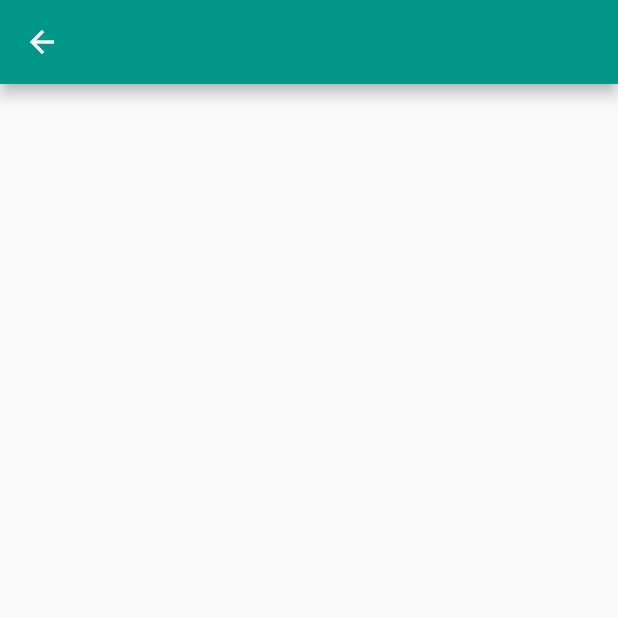
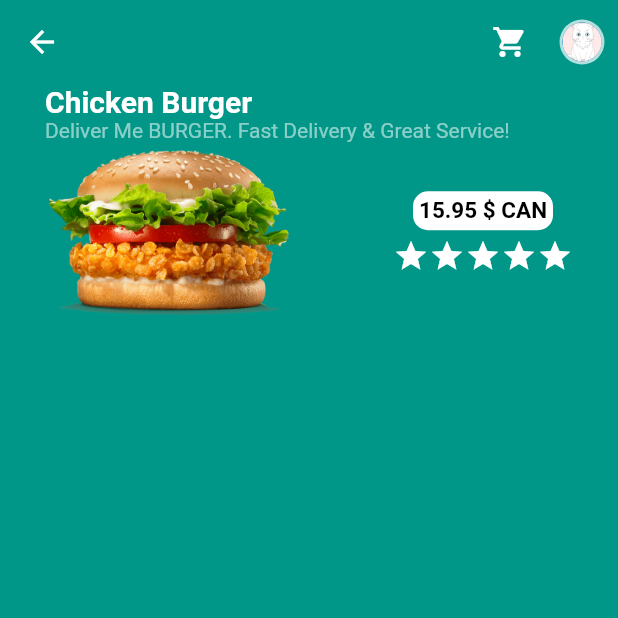
Before and after one commit to irfan87/burger_app_flutter, a Flutter app: the BurgerPage screen opened by its route, on a phone screen of 412 x 824 dp, the top half of it. Run offline on Flutter 3.47's test engine with Material 2 defaults, Android fonts, the phone set to English and light mode, and no system bars.

Commit message:
appbar the second page which is burger's detail

```diff
--- a/lib/burger_page.dart
+++ b/lib/burger_page.dart
@@ -8,10 +8,126 @@ class BurgerPage extends StatefulWidget {
 }
 
 class _BurgerPageState extends State<BurgerPage> {
+  Widget chickenBurgerImage = Container(
+    height: 110.0,
+    child: Image.asset("images/chicken_burger.png"),
+  );
+
+  Widget baconCheeseBurgerImage = Container(
+    height: 160.0,
+    child: Image.asset("images/bacon_cheeseburger.png"),
+  );
+
   @override
   Widget build(BuildContext context) {
     return Scaffold(
-      appBar: AppBar(),
+      appBar: AppBar(
+        elevation: 0,
+        actions: [
+          IconButton(
+            onPressed: () {},
+            icon: Icon(
+              Icons.shopping_cart,
+            ),
+          ),
+          IconButton(
+            onPressed: () {},
+            icon: CircleAvatar(
+              backgroundColor: Colors.white70,
+              radius: 15.0,
+              child: CircleAvatar(
+                backgroundImage: AssetImage("images/white_cat.png"),
+                radius: 13.0,
+              ),
+            ),
+          ),
+        ],
+      ),
+      body: Column(
+        crossAxisAlignment: CrossAxisAlignment.start,
+        children: [
+          Container(
+            padding: EdgeInsets.symmetric(
+              horizontal: 30.0,
+            ),
+            child: Column(
+              crossAxisAlignment: CrossAxisAlignment.start,
+              children: [
+                Text(
+                  "Chicken Burger",
+                  style: TextStyle(
+                    fontWeight: FontWeight.bold,
+                    fontSize: 20.0,
+                    color: Colors.white,
+                  ),
+                ),
+                Text(
+                  "Deliver Me BURGER. Fast Delivery & Great Service!",
+                  style: TextStyle(
+                    fontSize: 14.0,
+                    color: Colors.white54,
+                  ),
+                ),
+                SizedBox(
+                  height: 5.0,
+                ),
+                Row(
+                  children: [
+                    chickenBurgerImage,
+                    Spacer(),
+                    Column(
+                      children: [
+                        Container(
+                          padding: EdgeInsets.all(4.0),
+                          decoration: BoxDecoration(
+                            borderRadius: BorderRadius.circular(10),
+                            color: Colors.white,
+                          ),
+                          child: Text(
+                            "15.95 \$ CAN",
+                            style: TextStyle(
+                              color: Colors.black,
+                              fontSize: 15.0,
+                              fontWeight: FontWeight.bold,
+                            ),
+                          ),
+                        ),
+                        SizedBox(
+                          height: 5.0,
+                        ),
+                        Row(
+                          children: [
+                            Icon(
+                              Icons.star,
+                              color: Colors.white,
+                            ),
+                            Icon(
+                              Icons.star,
+                              color: Colors.white,
+                            ),
+                            Icon(
+                              Icons.star,
+                              color: Colors.white,
+                            ),
+                            Icon(
+                              Icons.star,
+                              color: Colors.white,
+                            ),
+                            Icon(
+                              Icons.star,
+                              color: Colors.white,
+                            ),
+                          ],
+                        ),
+                      ],
+                    ),
+                  ],
+                ),
+              ],
+            ),
+          ),
+        ],
+      ),
     );
   }
 }
--- a/lib/main.dart
+++ b/lib/main.dart
@@ -28,6 +28,7 @@ class MyApp extends StatelessWidget {
           backgroundColor: Colors.orange,
         ),
         primaryColor: Colors.teal,
+        canvasColor: Colors.teal,
       ),
     );
   }
@@ -42,6 +43,7 @@ class _BurgerState extends State<Burger> {
   @override
   Widget build(BuildContext context) {
     return Scaffold(
+      backgroundColor: Color.fromRGBO(240, 240, 240, 1),
       body: CustomScrollView(
         slivers: [
           SliverAppBar(
```
